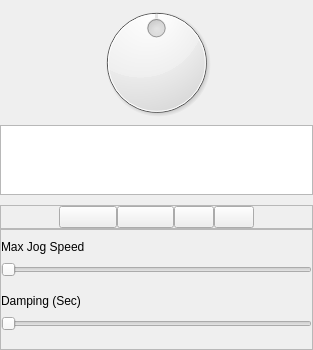
DynamicPerception/Graffik_Legacy, file Graffik/gui/film/JogControlManager/jogcontrolpanel.ui: the form before one commit.
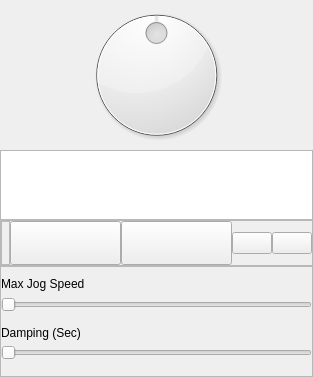
The form after the commit. Custom widgets are drawn as their Qt base class.

Commit message: * Added status led showing: motor moving, home set, end set, to jog panel * Re-scaled dial to allow it to grow with screen

Diff of the .ui file:
```diff
--- a/Graffik/gui/film/JogControlManager/jogcontrolpanel.ui
+++ b/Graffik/gui/film/JogControlManager/jogcontrolpanel.ui
@@ -7,7 +7,7 @@
     <x>0</x>
     <y>0</y>
     <width>313</width>
-    <height>350</height>
+    <height>377</height>
    </rect>
   </property>
   <property name="minimumSize">
@@ -132,8 +132,8 @@
        </property>
        <property name="minimumSize">
         <size>
-         <width>100</width>
-         <height>100</height>
+         <width>150</width>
+         <height>150</height>
         </size>
        </property>
        <property name="maximumSize">
@@ -184,22 +184,6 @@
       </widget>
      </item>
      <item row="4" column="0">
-      <spacer name="verticalSpacer_3">
-       <property name="orientation">
-        <enum>Qt::Vertical</enum>
-       </property>
-       <property name="sizeType">
-        <enum>QSizePolicy::Fixed</enum>
-       </property>
-       <property name="sizeHint" stdset="0">
-        <size>
-         <width>20</width>
-         <height>10</height>
-        </size>
-       </property>
-      </spacer>
-     </item>
-     <item row="5" column="0">
       <widget class="QFrame" name="jogButFrame">
        <property name="sizePolicy">
         <sizepolicy hsizetype="Expanding" vsizetype="Preferred">
@@ -227,17 +211,52 @@
          <number>0</number>
         </property>
         <item>
-         <spacer name="horizontalSpacer_2">
-          <property name="orientation">
-           <enum>Qt::Horizontal</enum>
+         <widget class="QFrame" name="ledFrame">
+          <property name="frameShape">
+           <enum>QFrame::StyledPanel</enum>
           </property>
-          <property name="sizeHint" stdset="0">
-           <size>
-            <width>40</width>
-            <height>20</height>
-           </size>
+          <property name="frameShadow">
+           <enum>QFrame::Raised</enum>
           </property>
-         </spacer>
+          <layout class="QVBoxLayout" name="verticalLayout_2">
+           <property name="spacing">
+            <number>0</number>
+           </property>
+           <property name="margin">
+            <number>0</number>
+           </property>
+           <item>
+            <widget class="StatefulLabel" name="ledMovingLabel">
+             <property name="toolTip">
+              <string>Motor Is Currently Moving</string>
+             </property>
+             <property name="text">
+              <string/>
+             </property>
+            </widget>
+           </item>
+           <item>
+            <widget class="StatefulLabel" name="ledHomeLabel">
+             <property name="toolTip">
+              <string>Home Point Has Been Set for Motor</string>
+             </property>
+             <property name="text">
+              <string/>
+             </property>
+            </widget>
+           </item>
+           <item>
+            <widget class="StatefulLabel" name="ledEndLabel">
+             <property name="toolTip">
+              <string>End Point Has Been Set for Motor</string>
+             </property>
+             <property name="text">
+              <string/>
+             </property>
+            </widget>
+           </item>
+          </layout>
+         </widget>
         </item>
         <item>
          <widget class="QPushButton" name="jogHomeButton">
@@ -330,23 +349,10 @@
           </property>
          </widget>
         </item>
-        <item>
-         <spacer name="horizontalSpacer">
-          <property name="orientation">
-           <enum>Qt::Horizontal</enum>
-          </property>
-          <property name="sizeHint" stdset="0">
-           <size>
-            <width>40</width>
-            <height>20</height>
-           </size>
-          </property>
-         </spacer>
-        </item>
        </layout>
       </widget>
      </item>
-     <item row="6" column="0">
+     <item row="5" column="0">
       <widget class="QFrame" name="jogSliderFrame">
        <property name="sizePolicy">
         <sizepolicy hsizetype="Preferred" vsizetype="Preferred">
@@ -510,13 +516,13 @@
        <zorder>jogDampLabel</zorder>
       </widget>
      </item>
-     <item row="6" column="2">
+     <item row="5" column="2">
       <spacer name="verticalSpacer_6">
        <property name="orientation">
         <enum>Qt::Vertical</enum>
        </property>
        <property name="sizeType">
-        <enum>QSizePolicy::Expanding</enum>
+        <enum>QSizePolicy::Preferred</enum>
        </property>
        <property name="sizeHint" stdset="0">
         <size>
@@ -557,6 +563,11 @@
    <extends>QDial</extends>
    <header>core/Widgets/skinneddial.h</header>
   </customwidget>
+  <customwidget>
+   <class>StatefulLabel</class>
+   <extends>QLabel</extends>
+   <header location="global">core/Widgets/statefullabel.h</header>
+  </customwidget>
  </customwidgets>
  <resources/>
  <connections/>
```
Left out of the diff: 2 changed lines with no effect on the pictures. The commit also changes 22 other files.
